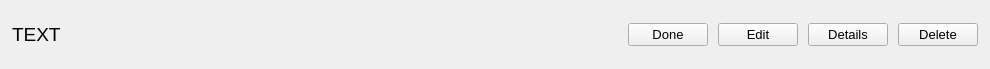
denysfreiuk/ToDoManager-Cpp, file mainWindow/taskItemWidget.ui: the form before one commit.
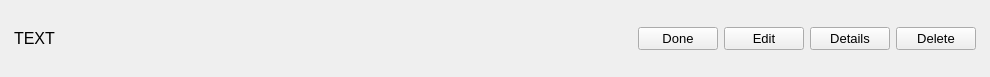
The form after the commit.

```diff
--- a/mainWindow/taskItemWidget.ui
+++ b/mainWindow/taskItemWidget.ui
@@ -7,7 +7,7 @@
     <x>0</x>
     <y>0</y>
     <width>990</width>
-    <height>63</height>
+    <height>77</height>
    </rect>
   </property>
   <property name="windowTitle">
@@ -35,19 +35,19 @@
    <item>
     <layout class="QHBoxLayout" name="mainLayout">
      <property name="spacing">
-      <number>10</number>
+      <number>6</number>
      </property>
      <property name="leftMargin">
-      <number>8</number>
+      <number>10</number>
      </property>
      <property name="topMargin">
-      <number>8</number>
+      <number>6</number>
      </property>
      <property name="rightMargin">
-      <number>8</number>
+      <number>10</number>
      </property>
      <property name="bottomMargin">
-      <number>8</number>
+      <number>6</number>
      </property>
      <item>
       <widget class="QLabel" name="titleLabel">
@@ -59,7 +59,7 @@
        </property>
        <property name="font">
         <font>
-         <pointsize>14</pointsize>
+         <pointsize>12</pointsize>
         </font>
        </property>
        <property name="text">
```
